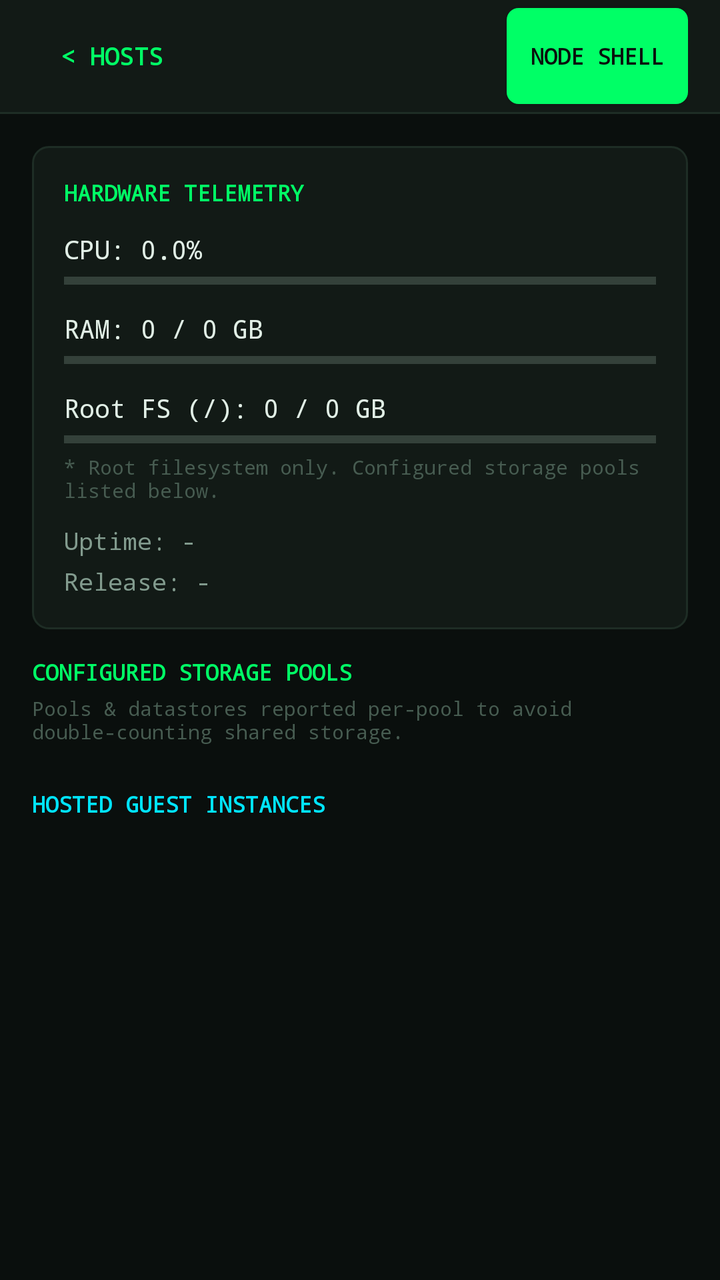
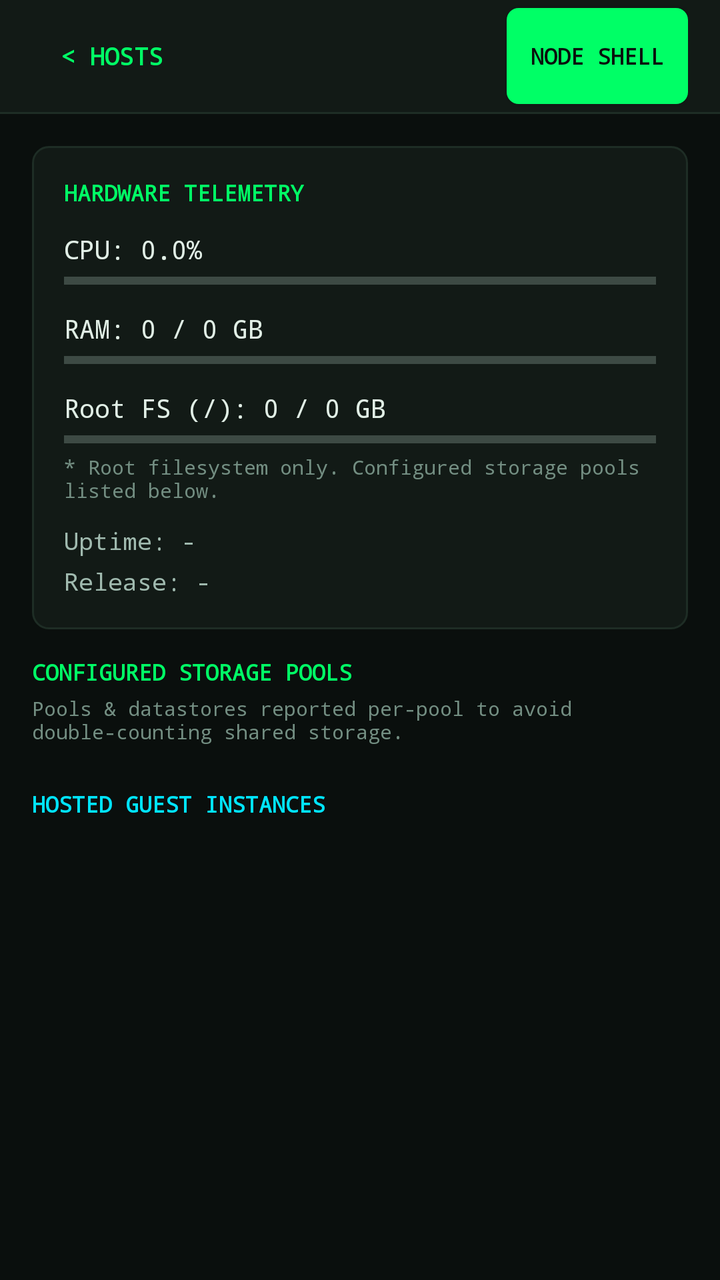

Screens rendered from an Android XML layout before and after an edit, with the pre-edit source and the edit as a unified diff.
<!-- AndroidManifest.xml: application theme AppTheme -->
<!-- res/layout/activity_node_detail.xml -->
<?xml version="1.0" encoding="utf-8"?>
<LinearLayout xmlns:android="http://schemas.android.com/apk/res/android"
    android:layout_width="match_parent"
    android:layout_height="match_parent"
    android:orientation="vertical"
    android:background="@color/matrix_obsidian">

    
    <LinearLayout
        android:layout_width="match_parent"
        android:layout_height="56dp"
        android:orientation="horizontal"
        android:background="@color/matrix_surface"
        android:gravity="center_vertical"
        android:paddingStart="12dp"
        android:paddingEnd="16dp">

        <Button
            android:id="@+id/btn_back"
            android:layout_width="wrap_content"
            android:layout_height="@dimen/touch_target_min"
            android:text="&lt; HOSTS"
            android:textColor="@color/matrix_phosphor"
            android:background="?android:attr/selectableItemBackground"
            android:textSize="12sp"
            android:textStyle="bold"
            android:fontFamily="monospace" />

        <TextView
            android:id="@+id/tv_detail_node_name"
            android:layout_width="0dp"
            android:layout_height="wrap_content"
            android:layout_weight="1"
            android:textSize="17sp"
            android:textStyle="bold"
            android:fontFamily="monospace"
            android:textColor="@color/matrix_text_primary"
            android:layout_marginStart="8dp" />

        <Button
            android:id="@+id/btn_detail_shell"
            android:layout_width="wrap_content"
            android:layout_height="@dimen/touch_target_min"
            android:text="@string/node_terminal"
            android:textColor="@color/matrix_obsidian"
            android:background="@drawable/bg_btn_phosphor"
            android:textSize="11sp"
            android:textStyle="bold"
            android:fontFamily="monospace"
            android:paddingStart="12dp"
            android:paddingEnd="12dp" />
    </LinearLayout>

    <View
        android:layout_width="match_parent"
        android:layout_height="1dp"
        android:background="@color/matrix_surface_border" />

    <ScrollView
        android:layout_width="match_parent"
        android:layout_height="0dp"
        android:layout_weight="1">

        <LinearLayout
            android:layout_width="match_parent"
            android:layout_height="wrap_content"
            android:orientation="vertical"
            android:padding="16dp">

            
            <LinearLayout
                android:layout_width="match_parent"
                android:layout_height="wrap_content"
                android:orientation="vertical"
                android:background="@drawable/bg_card_matrix"
                android:padding="16dp"
                android:layout_marginBottom="14dp">

                <TextView
                    android:layout_width="wrap_content"
                    android:layout_height="wrap_content"
                    android:text="HARDWARE TELEMETRY"
                    android:textSize="11sp"
                    android:textStyle="bold"
                    android:fontFamily="monospace"
                    android:textColor="@color/matrix_phosphor"
                    android:layout_marginBottom="12dp" />

                <TextView
                    android:id="@+id/tv_detail_cpu"
                    android:layout_width="wrap_content"
                    android:layout_height="wrap_content"
                    android:text="CPU: 0.0%"
                    android:textSize="13sp"
                    android:fontFamily="monospace"
                    android:textColor="@color/matrix_text_primary" />

                <ProgressBar
                    android:id="@+id/progress_detail_cpu"
                    style="?android:attr/progressBarStyleHorizontal"
                    android:layout_width="match_parent"
                    android:layout_height="6dp"
                    android:max="100"
                    android:progressTint="@color/matrix_phosphor"
                    android:layout_marginTop="4dp"
                    android:layout_marginBottom="12dp" />

                <TextView
                    android:id="@+id/tv_detail_ram"
                    android:layout_width="wrap_content"
                    android:layout_height="wrap_content"
                    android:text="RAM: 0 / 0 GB"
                    android:textSize="13sp"
                    android:fontFamily="monospace"
                    android:textColor="@color/matrix_text_primary" />

                <ProgressBar
                    android:id="@+id/progress_detail_ram"
                    style="?android:attr/progressBarStyleHorizontal"
                    android:layout_width="match_parent"
                    android:layout_height="6dp"
                    android:max="100"
                    android:progressTint="@color/matrix_cyan"
                    android:layout_marginTop="4dp"
                    android:layout_marginBottom="12dp" />

                <TextView
                    android:id="@+id/tv_detail_disk"
                    android:layout_width="wrap_content"
                    android:layout_height="wrap_content"
                    android:text="Root FS (/): 0 / 0 GB"
                    android:textSize="13sp"
                    android:fontFamily="monospace"
                    android:textColor="@color/matrix_text_primary" />

                <ProgressBar
                    android:id="@+id/progress_detail_disk"
                    style="?android:attr/progressBarStyleHorizontal"
                    android:layout_width="match_parent"
                    android:layout_height="6dp"
                    android:max="100"
                    android:progressTint="@color/matrix_cyan"
                    android:layout_marginTop="4dp"
                    android:layout_marginBottom="4dp" />

                <TextView
                    android:layout_width="wrap_content"
                    android:layout_height="wrap_content"
                    android:text="* Root filesystem only. Configured storage pools listed below."
                    android:textSize="10sp"
                    android:fontFamily="monospace"
                    android:textColor="@color/matrix_text_muted"
                    android:layout_marginBottom="10dp" />

                <TextView
                    android:id="@+id/tv_detail_uptime"
                    android:layout_width="wrap_content"
                    android:layout_height="wrap_content"
                    android:text="Uptime: -"
                    android:textSize="12sp"
                    android:fontFamily="monospace"
                    android:textColor="@color/matrix_text_secondary"
                    android:layout_marginBottom="4dp" />

                <TextView
                    android:id="@+id/tv_detail_pve_ver"
                    android:layout_width="wrap_content"
                    android:layout_height="wrap_content"
                    android:text="Release: -"
                    android:textSize="12sp"
                    android:fontFamily="monospace"
                    android:textColor="@color/matrix_text_secondary" />
            </LinearLayout>

            
            <TextView
                android:layout_width="wrap_content"
                android:layout_height="wrap_content"
                android:text="CONFIGURED STORAGE POOLS"
                android:textSize="11sp"
                android:textStyle="bold"
                android:fontFamily="monospace"
                android:textColor="@color/matrix_phosphor"
                android:layout_marginBottom="4dp" />

            <TextView
                android:layout_width="wrap_content"
                android:layout_height="wrap_content"
                android:text="Pools &amp; datastores reported per-pool to avoid double-counting shared storage."
                android:textSize="10sp"
                android:fontFamily="monospace"
                android:textColor="@color/matrix_text_muted"
                android:layout_marginBottom="8dp" />

            <LinearLayout
                android:id="@+id/layout_detail_storage"
                android:layout_width="match_parent"
                android:layout_height="wrap_content"
                android:orientation="vertical"
                android:layout_marginBottom="14dp" />

            
            <TextView
                android:layout_width="wrap_content"
                android:layout_height="wrap_content"
                android:text="HOSTED GUEST INSTANCES"
                android:textSize="11sp"
                android:textStyle="bold"
                android:fontFamily="monospace"
                android:textColor="@color/matrix_cyan"
                android:layout_marginBottom="8dp" />

            <LinearLayout
                android:id="@+id/layout_detail_guests"
                android:layout_width="match_parent"
                android:layout_height="wrap_content"
                android:orientation="vertical" />

        </LinearLayout>
    </ScrollView>

</LinearLayout>
<!-- resources referenced by this layout -->
<resources>
  <color name="matrix_cyan">#00E5FF</color>
  <color name="matrix_obsidian">#0A0F0D</color>
  <color name="matrix_phosphor">#00FF66</color>
  <color name="matrix_surface">#121A16</color>
  <color name="matrix_surface_border">#1E2D25</color>
  <color name="matrix_text_muted">#475C51</color>
  <color name="matrix_text_primary">#E1EFE6</color>
  <color name="matrix_text_secondary">#829B8E</color>
  <dimen name="touch_target_min">48dp</dimen>
  <!-- drawable bg_btn_phosphor (drawable) -->
  <?xml version="1.0" encoding="utf-8"?>
  <shape xmlns:android="http://schemas.android.com/apk/res/android"
      android:shape="rectangle">
      <solid android:color="@color/matrix_phosphor" />
      <corners android:radius="6dp" />
  </shape>
  <!-- drawable bg_card_matrix (drawable) -->
  <?xml version="1.0" encoding="utf-8"?>
  <shape xmlns:android="http://schemas.android.com/apk/res/android"
      android:shape="rectangle">
      <solid android:color="@color/matrix_surface" />
      <stroke
          android:width="1dp"
          android:color="@color/matrix_surface_border" />
      <corners android:radius="8dp" />
  </shape>
  <string name="node_terminal">Node Shell</string>
  <style name="AppTheme" parent="android:Theme.Material.NoActionBar">
          <item name="android:colorPrimary">@color/matrix_phosphor</item>
          <item name="android:colorPrimaryDark">@color/matrix_obsidian</item>
          <item name="android:colorAccent">@color/matrix_cyan</item>
          <item name="android:windowBackground">@color/matrix_obsidian</item>
          <item name="android:statusBarColor">@color/matrix_obsidian</item>
          <item name="android:navigationBarColor">@color/matrix_obsidian</item>
          <item name="android:textColorPrimary">@color/matrix_text_primary</item>
          <item name="android:textColorSecondary">@color/matrix_text_secondary</item>
      </style>
</resources>

<!-- the commit's change to res/layout/activity_node_detail.xml (unified diff, before → after) -->
@@ -37,6 +37,22 @@
             android:textColor="@color/matrix_text_primary"
             android:layout_marginStart="8dp" />
 
+        <TextView
+            android:id="@+id/tv_detail_pdm_badge"
+            android:layout_width="wrap_content"
+            android:layout_height="wrap_content"
+            android:text="@string/pdm_monitoring_badge"
+            android:textColor="@color/matrix_cyan"
+            android:background="@drawable/bg_chip_lxc"
+            android:textSize="10sp"
+            android:fontFamily="monospace"
+            android:textStyle="bold"
+            android:paddingStart="8dp"
+            android:paddingEnd="8dp"
+            android:paddingTop="4dp"
+            android:paddingBottom="4dp"
+            android:visibility="gone" />
+
         <Button
             android:id="@+id/btn_detail_shell"
             android:layout_width="wrap_content"
<!-- resource entries referenced after the edit -->
@@ -5,9 +5,9 @@
   <color name="matrix_phosphor">#00FF66</color>
   <color name="matrix_surface">#121A16</color>
   <color name="matrix_surface_border">#1E2D25</color>
-  <color name="matrix_text_muted">#475C51</color>
+  <color name="matrix_text_muted">#738E82</color>
   <color name="matrix_text_primary">#E1EFE6</color>
-  <color name="matrix_text_secondary">#829B8E</color>
+  <color name="matrix_text_secondary">#A0BAAF</color>
   <dimen name="touch_target_min">48dp</dimen>
   <!-- drawable bg_btn_phosphor (drawable) -->
   <?xml version="1.0" encoding="utf-8"?>
@@ -26,7 +26,18 @@
           android:color="@color/matrix_surface_border" />
       <corners android:radius="8dp" />
   </shape>
+  <!-- drawable bg_chip_lxc (drawable) -->
+  <?xml version="1.0" encoding="utf-8"?>
+  <shape xmlns:android="http://schemas.android.com/apk/res/android"
+      android:shape="rectangle">
+      <solid android:color="@color/matrix_cyan_dim" />
+      <stroke
+          android:width="1dp"
+          android:color="@color/matrix_cyan" />
+      <corners android:radius="4dp" />
+  </shape>
   <string name="node_terminal">Node Shell</string>
+  <string name="pdm_monitoring_badge">PDM MONITORING</string>
   <style name="AppTheme" parent="android:Theme.Material.NoActionBar">
           <item name="android:colorPrimary">@color/matrix_phosphor</item>
           <item name="android:colorPrimaryDark">@color/matrix_obsidian</item>
@@ -36,6 +47,8 @@
           <item name="android:navigationBarColor">@color/matrix_obsidian</item>
           <item name="android:textColorPrimary">@color/matrix_text_primary</item>
           <item name="android:textColorSecondary">@color/matrix_text_secondary</item>
+          <item name="android:textColorHint">@color/matrix_text_muted</item>
       </style>
+  <color name="matrix_cyan_dim">#0A3642</color>
 </resources>
 
